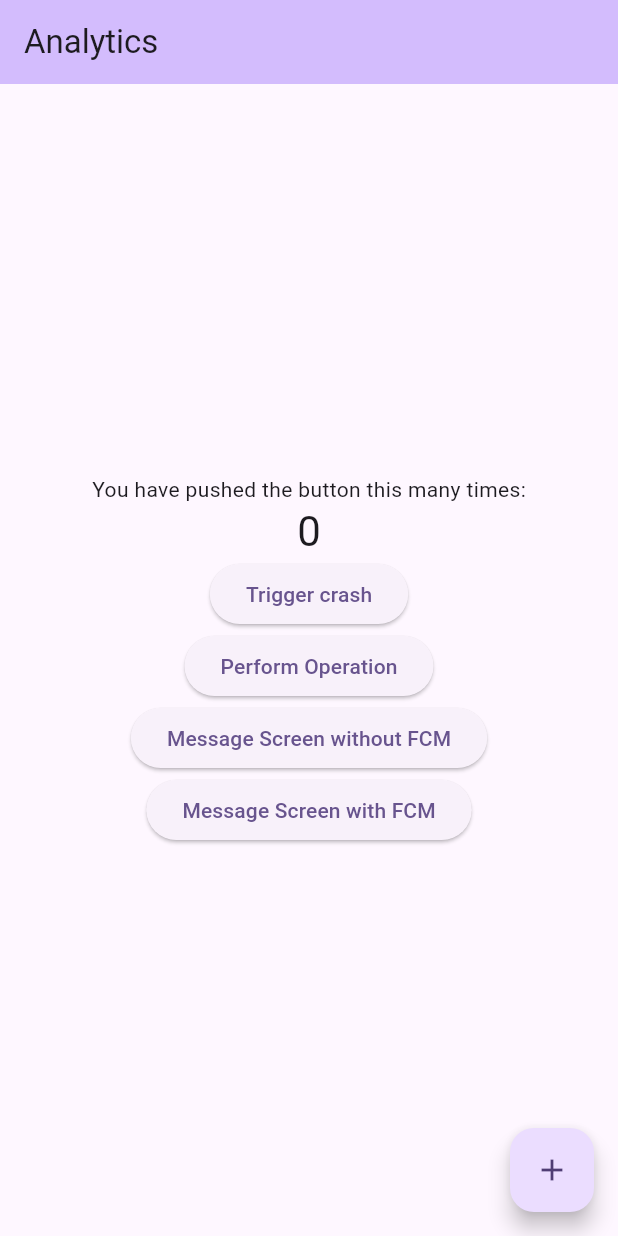
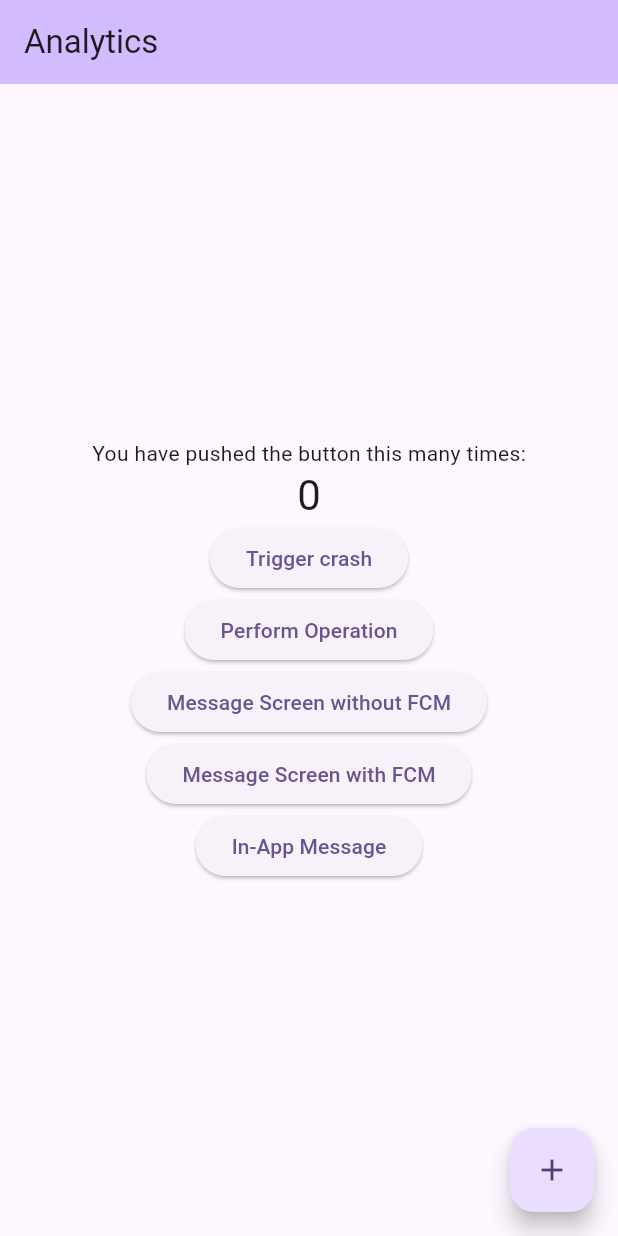
Before and after one commit to SurajPrajapati8424/elearn, a Flutter app: the screen it shows after launch, on a phone screen of 412 x 824 dp. Run offline on Flutter 3.47's test engine with Material 3 defaults, Android fonts, the phone set to English and light mode, and no system bars; our stand-ins replace firebase_analytics, firebase_core, firebase_crashlytics, firebase_messaging, flutter_local_notifications; missing offline and left inert: firebase_app_installations, firebase_in_app_messaging, firebase_performance; accounts and stored records are empty; statements that could not run were skipped.

```diff
--- a/lib/main.dart
+++ b/lib/main.dart
@@ -3,6 +3,7 @@ import 'dart:convert';
 import 'package:elearn/analytics.dart';
 import 'package:elearn/message_screen.dart';
 import 'package:elearn/performancestats.dart';
+import 'package:elearn/push_cloud_in_app_message.dart';
 import 'package:elearn/push_cloud_message.dart';
 import 'package:firebase_core/firebase_core.dart';
 import 'package:firebase_messaging/firebase_messaging.dart';
@@ -85,6 +86,8 @@ void main() async {
       }
     }
   });
+  // in-app-msg
+  await InAppMessagingService.initInAppMessaging();
   runApp(const MyApp());
 }
 
@@ -207,6 +210,16 @@ class _MyHomePageState extends State<MyHomePage> {
               },
               child: const Text('Message Screen with FCM'),
             ),
+            // IN-APP-MESSAGE
+            ElevatedButton(
+              onPressed: () async {
+                // log it to firebase if needed
+                await AnalyticsService.analytics.logEvent(name: 'exam_passed');
+                // Trigger the In-App Message manually
+                InAppMessagingService.triggerEvent('exam_passed');
+              },
+              child: const Text('In-App Message'),
+            ),
           ],
         ),
       ),
--- /dev/null
+++ b/lib/push_cloud_in_app_message.dart
@@ -0,0 +1,33 @@
+import 'package:firebase_in_app_messaging/firebase_in_app_messaging.dart';
+import 'package:firebase_app_installations/firebase_app_installations.dart';
+
+class InAppMessagingService {
+  // Initialize F-Msg & F-Install
+  static final FirebaseInAppMessaging _fiamInstance =
+      FirebaseInAppMessaging.instance;
+  static final FirebaseInstallations fId = FirebaseInstallations.instance;
+
+  static Future<void> initInAppMessaging() async {
+    String fid = await fId.getId();
+    print('Firebase Installation FID: $fid');
+  }
+
+  // trigger Event for in-app-msg
+  static void triggerEvent(String eventName) {
+    _fiamInstance.triggerEvent(eventName);
+  }
+  // // Temporary disable In-app Message
+  // Future disableFirebaseInAppMessaging() async {
+  //   await _firebaseInAppMessaging.setMessagesSuppressed(true);
+  // }
+
+  // // Enable in-app message
+  // Future enableFirebaseInAppMessaging() async {
+  //   await _firebaseInAppMessaging.setMessagesSuppressed(false);
+  // }
+
+  // To get the Firebase Installation ID (FID) required for testing and previewing Firebase In-App Messaging
+  // // To get the Firebase Installation ID (FID) required for testing and previewing Firebase In-App Messaging
+  // String fid = await FirebaseInstallations.instance.getId();
+  // print('Firebase Installation ID: $fid');
+}
--- a/pubspec.yaml
+++ b/pubspec.yaml
@@ -30,8 +30,10 @@ environment:
 dependencies:
   cupertino_icons: ^1.0.8
   firebase_analytics: ^11.3.0
+  firebase_app_installations: ^0.3.1+1
   firebase_core: ^3.4.0
   firebase_crashlytics: ^4.1.0
+  firebase_in_app_messaging: ^0.8.0+5
   firebase_messaging: ^15.1.0
   firebase_performance: ^0.10.0+5
   flutter:
```
Also changed, not shown: pubspec.lock.
